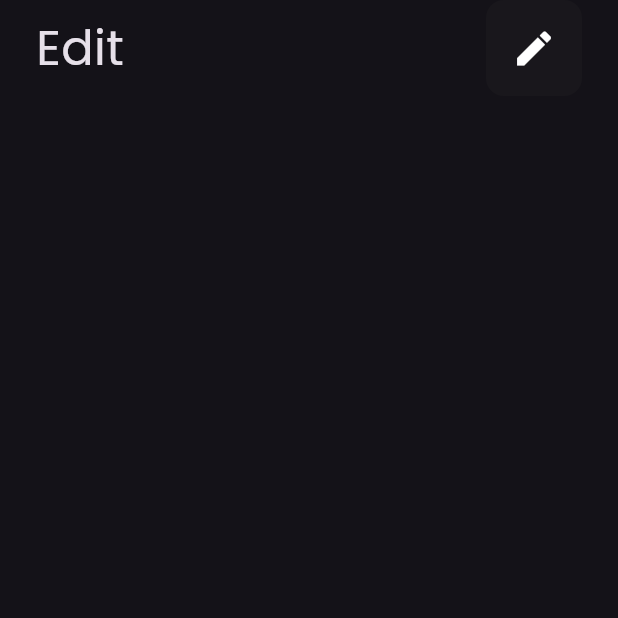
After one commit to ArwaElsherif/notes_app, a Flutter app: the EditView screen opened directly, on a phone screen of 412 x 824 dp, the top half of it. The commit adds this screen. Run offline on Flutter 3.47's test engine with Material 3 defaults, Android fonts, the phone set to English and light mode, and no system bars; our stand-ins replace font_awesome_flutter.

Commit message:
edit custom SearchIcon to custom icon, create edit view

```diff
--- /dev/null
+++ b/lib/views/edit_view.dart
@@ -0,0 +1,23 @@
+import 'package:flutter/material.dart';
+import 'package:notes_app/widgets/custom_app_bar.dart';
+
+class EditView extends StatelessWidget {
+  const EditView({super.key});
+
+  @override
+  Widget build(BuildContext context) {
+    return Scaffold(
+      body: SafeArea(
+      child: Padding(
+        padding: const EdgeInsets.symmetric(horizontal: 24),
+        child: Column(
+          children: [
+             CustomAppBar(text: 'Edit',icon: Icons.edit,),
+          ],
+        ),
+      ),
+      )
+,
+    );
+  }
+}
--- a/lib/widgets/custom_app_bar.dart
+++ b/lib/widgets/custom_app_bar.dart
@@ -1,16 +1,25 @@
+// ignore_for_file: public_member_api_docs, sort_constructors_first
 import 'package:flutter/material.dart';
-import 'package:notes_app/widgets/custom_search_icon.dart';
+
+import 'package:notes_app/widgets/custom_icon.dart';
 
 class CustomAppBar extends StatelessWidget {
-  const CustomAppBar({super.key});
+  const CustomAppBar({
+    super.key,
+    required this.text,
+        required this.icon,
+  });
+
+final String text;
+ final IconData icon;
 
   @override
   Widget build(BuildContext context) {
     return Row(
       mainAxisAlignment: MainAxisAlignment.spaceBetween,
       children: [
-        Text('Notes', style: TextStyle(fontSize: 32)),
-        CustomSearchIcon(),
+        Text(text, style: TextStyle(fontSize: 32)),
+        CustomIcon(icon: icon),
       ],
     );
   }
--- a/lib/widgets/custom_search_icon.dart
+++ b/lib/widgets/custom_icon.dart
@@ -1,8 +1,8 @@
 import 'package:flutter/material.dart';
 
-class CustomSearchIcon extends StatelessWidget {
-  const CustomSearchIcon({super.key});
-
+class CustomIcon extends StatelessWidget {
+  const CustomIcon({super.key, required this.icon});
+  final IconData icon;
   @override
   Widget build(BuildContext context) {
     return Container(
@@ -13,7 +13,7 @@ class CustomSearchIcon extends StatelessWidget {
       ),
       child: IconButton(
         onPressed: () {},
-        icon: const Icon(Icons.search, color: Colors.white, size: 30),
+        icon: Icon(icon, color: Colors.white, size: 30),
       ),
     );
   }
--- a/lib/widgets/notes_view_body.dart
+++ b/lib/widgets/notes_view_body.dart
@@ -12,7 +12,7 @@ class NotesViewBody extends StatelessWidget {
         padding: const EdgeInsets.symmetric(horizontal: 24),
         child: Column(
           children: [
-            const CustomAppBar(),
+             CustomAppBar(text: 'Notes',icon: Icons.search,),
             Expanded(
              child: Padding(
                padding: const EdgeInsets.symmetric(vertical: 8),
```
